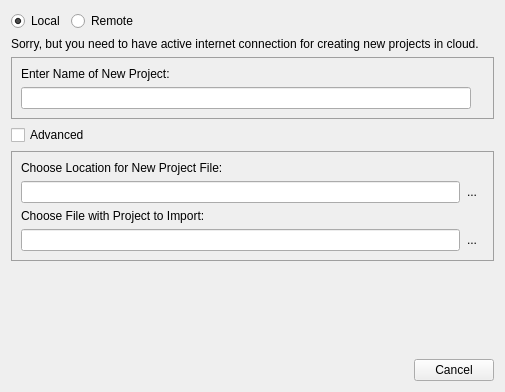
This is src/bin/scenarist-desktop/UserInterfaceLayer/Project/AddProjectDialog.ui in dimkanovikov/KITScenarist as Qt 5 draws it before an edit. The edited form follows.
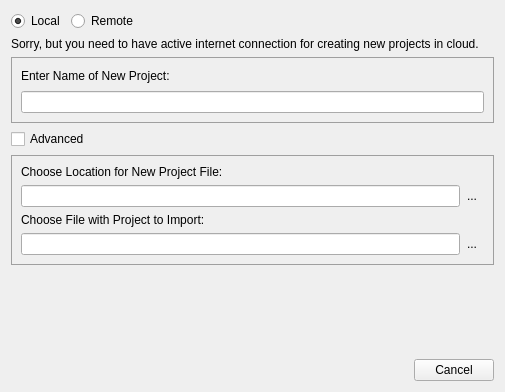
This is the edited form. Icons and pictures are not drawn. Custom widgets are drawn as their Qt base class.

The edit to the form file:
```diff
--- a/src/bin/scenarist-desktop/UserInterfaceLayer/Project/AddProjectDialog.ui
+++ b/src/bin/scenarist-desktop/UserInterfaceLayer/Project/AddProjectDialog.ui
@@ -35,6 +35,9 @@
       <enum>QFrame::Raised</enum>
      </property>
      <layout class="QGridLayout" name="gridLayout_2">
+      <item row="1" column="0" colspan="5">
+       <widget class="QLineEdit" name="projectName"/>
+      </item>
       <item row="0" column="0">
        <widget class="QLabel" name="label">
         <property name="text">
@@ -42,10 +45,7 @@
         </property>
        </widget>
       </item>
-      <item row="1" column="0">
-       <widget class="QLineEdit" name="projectName"/>
-      </item>
-      <item row="1" column="1">
+      <item row="0" column="1">
        <widget class="ToolTipLabel" name="existsLabel">
         <property name="maximumSize">
          <size>
@@ -67,6 +67,19 @@
         </property>
        </widget>
       </item>
+      <item row="0" column="2" colspan="3">
+       <spacer name="horizontalSpacer">
+        <property name="orientation">
+         <enum>Qt::Horizontal</enum>
+        </property>
+        <property name="sizeHint" stdset="0">
+         <size>
+          <width>40</width>
+          <height>18</height>
+         </size>
+        </property>
+       </spacer>
+      </item>
      </layout>
     </widget>
    </item>
```
